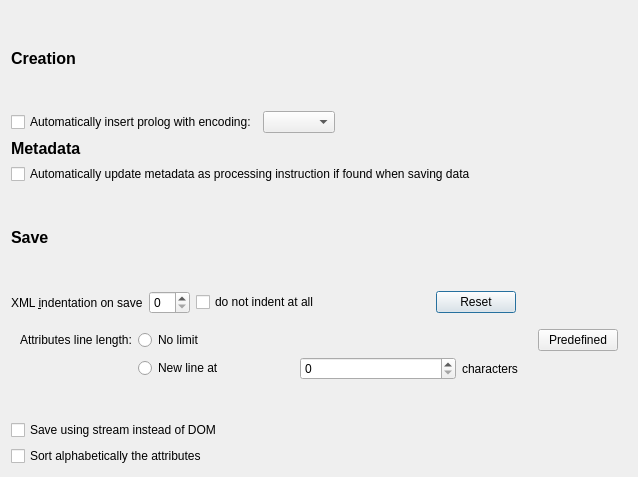
First picture: the form in src/config/configurexmlmanagementdialog.ui, repository lbellonda/qxmledit, before the edit.
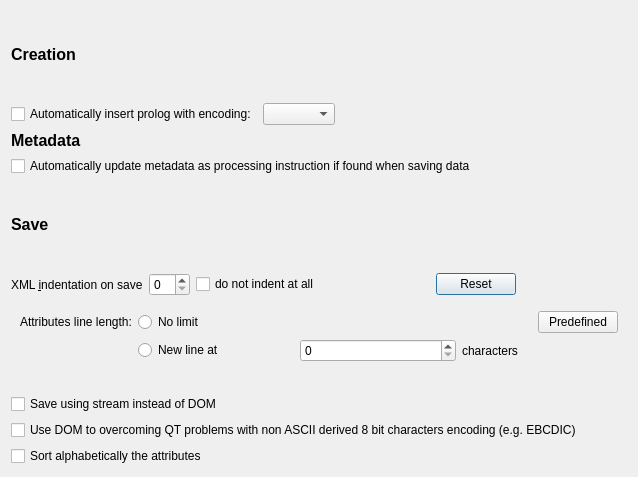
Second picture: the form after the edit.

Commit message: New option to override stream saving to handle 8 bit non ASCII like encodings (EBCDIC). Fixed an issue with contribution module and isnan definition.

```diff
--- a/src/config/configurexmlmanagementdialog.ui
+++ b/src/config/configurexmlmanagementdialog.ui
@@ -291,6 +291,16 @@
      </property>
     </widget>
    </item>
+   <item>
+    <widget class="QCheckBox" name="cbBugEncodingQt">
+     <property name="toolTip">
+      <string>This option is provisional .</string>
+     </property>
+     <property name="text">
+      <string>Use DOM to overcoming QT problems with non ASCII derived 8 bit characters encoding (e.g. EBCDIC)</string>
+     </property>
+    </widget>
+   </item>
    <item>
     <widget class="QCheckBox" name="chkSortAttributes">
      <property name="text">
```
Left out of the diff: 12 changed lines with no effect on the pictures. The commit also changes 22 other files.
